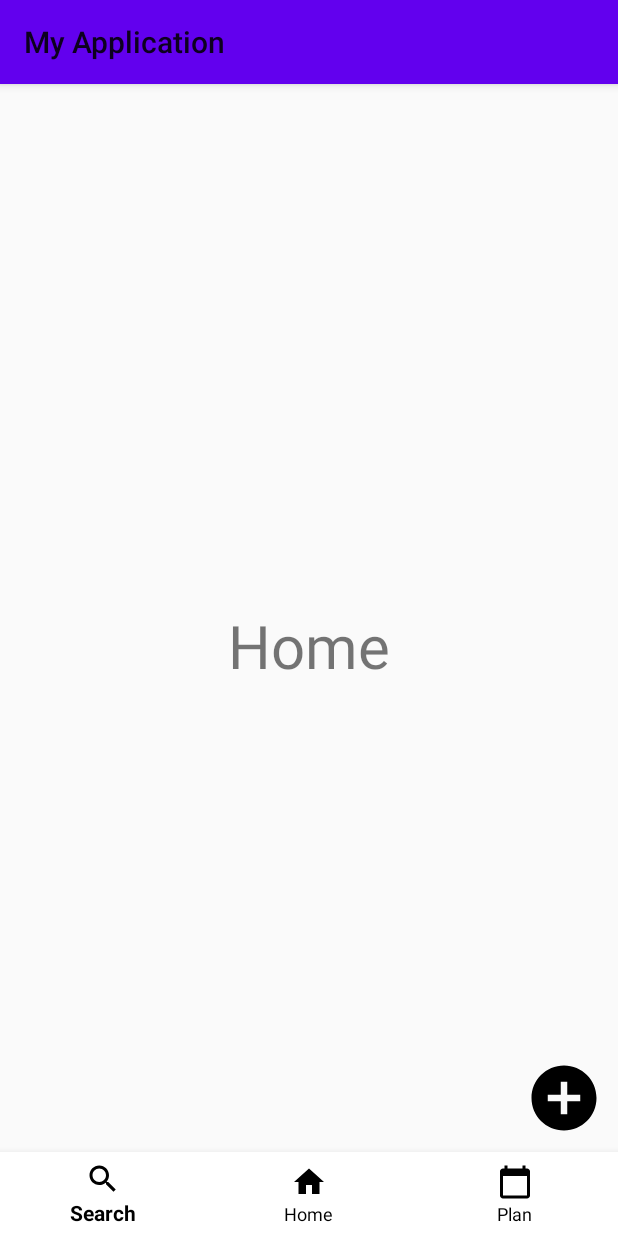
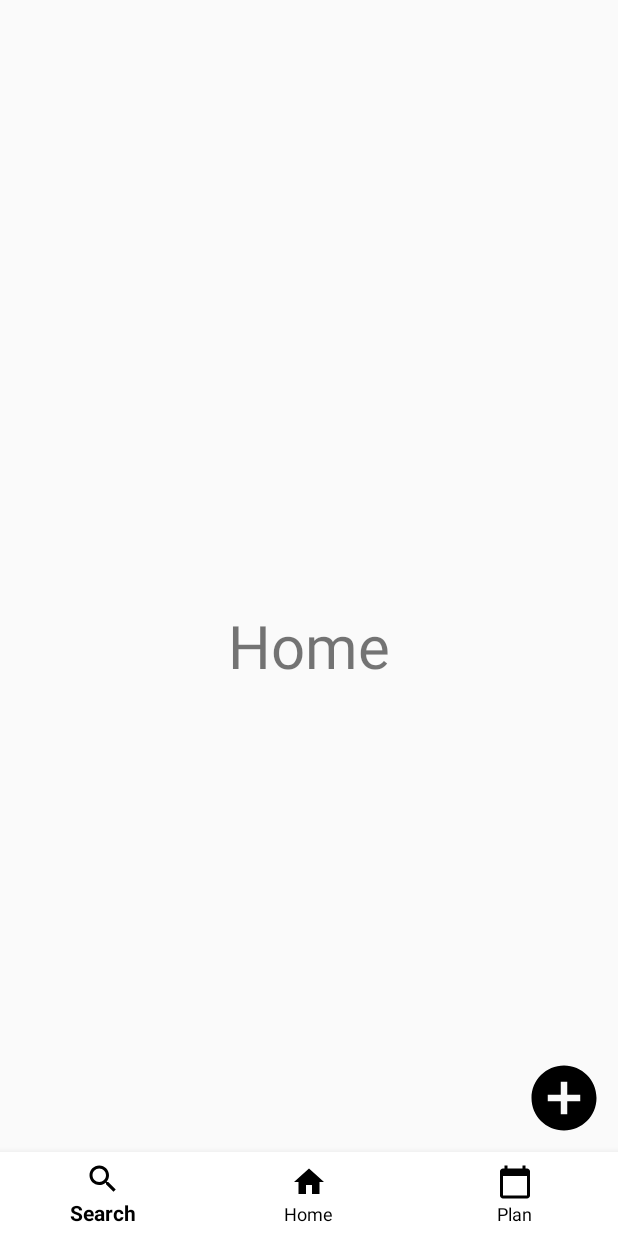
Before and after one commit to nijuy/chlorophyll, an Android app: the screen it shows after launch (MainActivity), on a phone screen of 412 x 824 dp. Run offline under Robolectric (Android 15) with nearby library versions, the phone set to English and light mode, and no system bars.

Commit message:
패키지 생성 및 타이틀 바 제거

```diff
--- a/app/build.gradle
+++ b/app/build.gradle
@@ -7,7 +7,7 @@ android {
 
     defaultConfig {
         applicationId "com.example.myapplication"
-        minSdk 28
+        minSdk 26
         targetSdk 32
         versionCode 1
         versionName "1.0"
--- a/app/src/main/java/com/example/myapplication/MainActivity.java
+++ b/app/src/main/java/com/example/myapplication/MainActivity.java
@@ -7,6 +7,11 @@ import androidx.fragment.app.FragmentTransaction;
 
 import android.os.Bundle;
 import androidx.annotation.NonNull;
+
+import com.example.myapplication.calendar.FragmentPlan;
+import com.example.myapplication.home.FragmentAddPlant;
+import com.example.myapplication.home.FragmentHome;
+import com.example.myapplication.search.FragmentSearch;
 import com.google.android.material.bottomnavigation.BottomNavigationView;
 import com.google.android.material.navigation.NavigationBarView;
 
--- a/app/src/main/java/com/example/myapplication/FragmentAddPlant.java
+++ b/app/src/main/java/com/example/myapplication/home/FragmentAddPlant.java
@@ -1,4 +1,4 @@
-package com.example.myapplication;
+package com.example.myapplication.home;
 
 import android.os.Bundle;
 import android.view.LayoutInflater;
@@ -10,6 +10,8 @@ import android.widget.ImageView;
 import androidx.annotation.NonNull;
 import androidx.annotation.Nullable;
 import androidx.fragment.app.Fragment;
+
+import com.example.myapplication.R;
 
 public class FragmentAddPlant extends Fragment {
     private View view;
--- a/app/src/main/java/com/example/myapplication/FragmentHome.java
+++ b/app/src/main/java/com/example/myapplication/home/FragmentHome.java
@@ -1,4 +1,4 @@
-package com.example.myapplication;
+package com.example.myapplication.home;
 
 import android.os.Bundle;
 import android.view.LayoutInflater;
@@ -9,6 +9,9 @@ import android.widget.ImageButton;
 import androidx.annotation.NonNull;
 import androidx.annotation.Nullable;
 import androidx.fragment.app.Fragment;
+
+import com.example.myapplication.MainActivity;
+import com.example.myapplication.R;
 
 public class FragmentHome extends Fragment {
     private View view;
--- a/app/src/main/res/values-night/themes.xml
+++ b/app/src/main/res/values-night/themes.xml
@@ -12,5 +12,6 @@
         <!-- Status bar color. -->
         <item name="android:statusBarColor" tools:targetApi="l">?attr/colorPrimaryVariant</item>
         <!-- Customize your theme here. -->
+        <item name="windowNoTitle">true</item>
     </style>
 </resources>
--- a/app/src/main/res/values/themes.xml
+++ b/app/src/main/res/values/themes.xml
@@ -12,5 +12,6 @@
         <!-- Status bar color. -->
         <item name="android:statusBarColor" tools:targetApi="l">?attr/colorPrimaryVariant</item>
         <!-- Customize your theme here. -->
+        <item name="windowNoTitle">true</item>
     </style>
 </resources>
```
Also changed, not shown: app/src/main/java/com/example/myapplication/calendar/FragmentPlan.java (renamed from app/src/main/java/com/example/myapplication/FragmentSearch.java, +5 -3 lines), app/src/main/java/com/example/myapplication/search/FragmentSearch.java (renamed from app/src/main/java/com/example/myapplication/FragmentPlan.java, +5 -3 lines).
